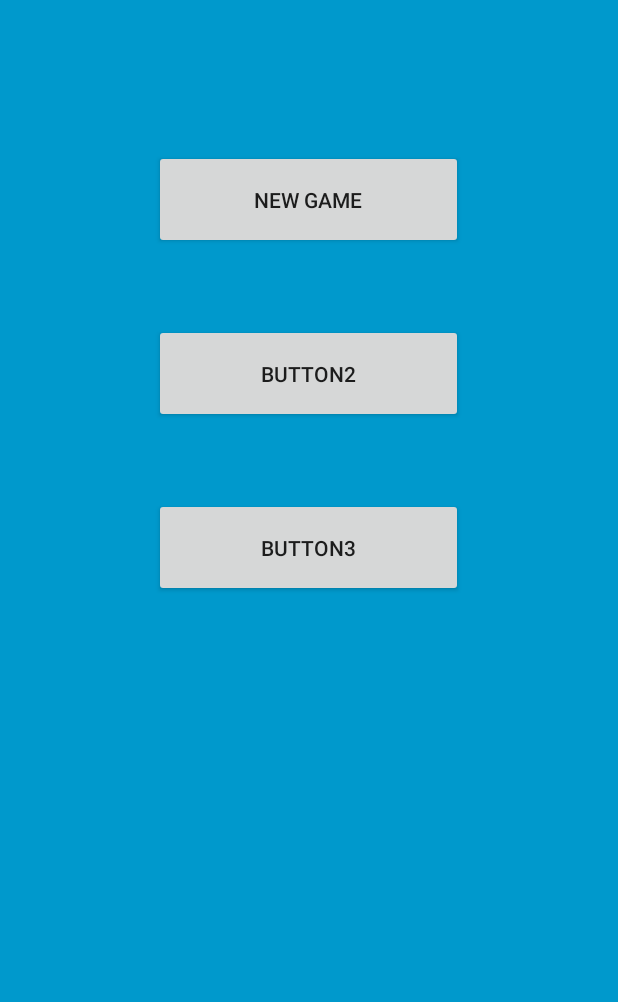
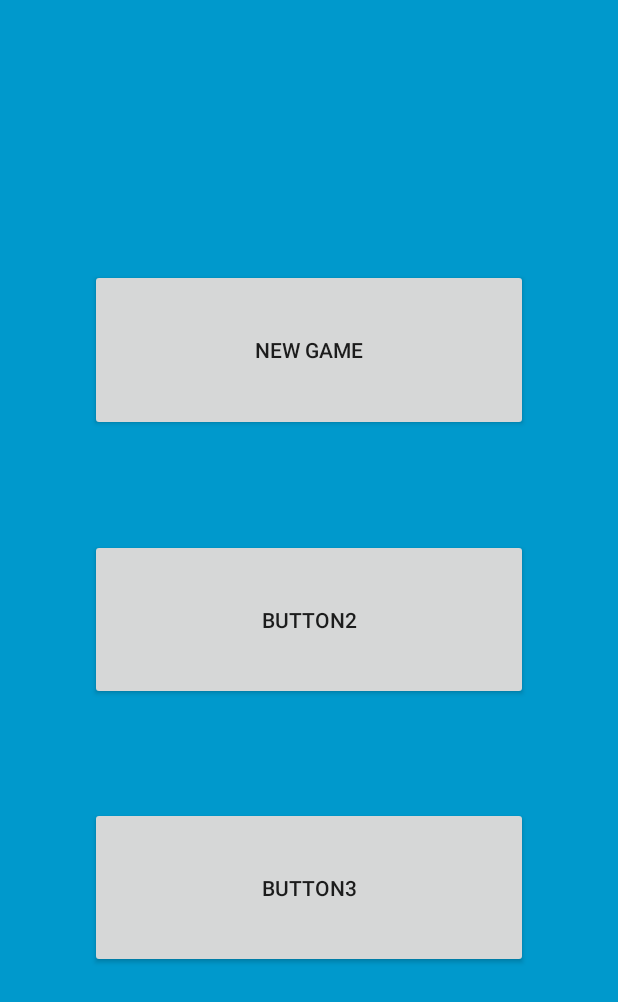
Before and after one commit to bobostaykov/math-puzzles, an Android app: the screen it shows after launch (MainActivity), on a phone screen of 412 x 824 dp. Shown: the top 1002 px of the screen. Run offline under Robolectric (Android 15) with nearby library versions, the phone set to English and light mode, and no system bars.

Commit message:
Made it fullscreen

```diff
--- a/app/src/main/res/layout/activity_main.xml
+++ b/app/src/main/res/layout/activity_main.xml
@@ -14,41 +14,90 @@
     <!-- This FrameLayout insets its children based on system windows using
          android:fitsSystemWindows. -->
 
-    <android.support.v7.widget.GridLayout
+    <LinearLayout
         android:layout_width="match_parent"
         android:layout_height="match_parent"
-        app:columnCount="1"
-        app:rowCount="5">
+        android:orientation="vertical">
+
+        <LinearLayout
+            android:layout_width="match_parent"
+            android:layout_height="match_parent"
+            android:layout_weight="0.9"
+            android:orientation="horizontal"></LinearLayout>
+
+        <LinearLayout
+            android:layout_width="match_parent"
+            android:layout_height="match_parent"
+            android:layout_weight="1"
+            android:orientation="horizontal">
 
             <Button
-            android:id="@+id/new_game"
-            android:layout_width="206dp"
-            android:layout_height="66dp"
-            android:layout_marginBottom="50dp"
-            android:layout_marginTop="100dp"
+                android:id="@+id/new_game_btn"
+                android:layout_width="match_parent"
+                android:layout_height="match_parent"
+                android:layout_gravity="center"
+                android:layout_marginLeft="60dp"
+                android:layout_marginRight="60dp"
                 android:onClick="switchToNewGameActivity"
                 android:text="@string/new_game"
                 app:layout_column="0"
-            app:layout_gravity="center"
                 app:layout_row="1" />
+        </LinearLayout>
+
+        <LinearLayout
+            android:layout_width="match_parent"
+            android:layout_height="match_parent"
+            android:layout_weight="1.05"
+            android:orientation="horizontal"></LinearLayout>
+
+        <LinearLayout
+            android:layout_width="match_parent"
+            android:layout_height="match_parent"
+            android:layout_weight="1"
+            android:orientation="horizontal">
+
+            <Button
+                android:id="@+id/button2"
+                android:layout_width="match_parent"
+                android:layout_height="match_parent"
+                android:layout_gravity="center"
+                android:layout_marginLeft="60dp"
+                android:layout_marginRight="60dp"
+                android:text="@string/button2"
+                app:layout_column="0"
+                app:layout_row="2" />
+        </LinearLayout>
+
+        <LinearLayout
+            android:layout_width="match_parent"
+            android:layout_height="match_parent"
+            android:layout_weight="1.05"
+            android:orientation="horizontal"></LinearLayout>
+
+        <LinearLayout
+            android:layout_width="match_parent"
+            android:layout_height="match_parent"
+            android:layout_weight="1"
+            android:orientation="horizontal">
 
             <Button
                 android:id="@+id/button3"
-            android:layout_width="206dp"
-            android:layout_height="66dp"
+                android:layout_width="match_parent"
+                android:layout_height="match_parent"
+                android:layout_gravity="center"
+                android:layout_marginLeft="60dp"
+                android:layout_marginRight="60dp"
                 android:text="@string/button3"
                 app:layout_column="0"
-            app:layout_gravity="center"
                 app:layout_row="3" />
+        </LinearLayout>
 
-        <Button
-            android:id="@+id/button2"
-            android:layout_width="206dp"
-            android:layout_height="66dp"
-            android:layout_marginBottom="50dp"
-            android:text="@string/button2"
-            app:layout_column="0"
-            app:layout_gravity="center"
-            app:layout_row="2" />
-    </android.support.v7.widget.GridLayout>
+        <LinearLayout
+            android:layout_width="match_parent"
+            android:layout_height="match_parent"
+            android:layout_weight="0.9"
+            android:orientation="horizontal"></LinearLayout>
+
+    </LinearLayout>
+
 </FrameLayout>
```
Also changed, not shown: app/src/main/java/com/example/boris/mathpuzzles/NewGame.java (+13 -0 lines), app/src/main/res/layout/activity_new_game.xml (+40 -29 lines), app/src/main/res/values/strings.xml (+1 -6 lines). Lines whose indentation alone changed are shown as unchanged.
